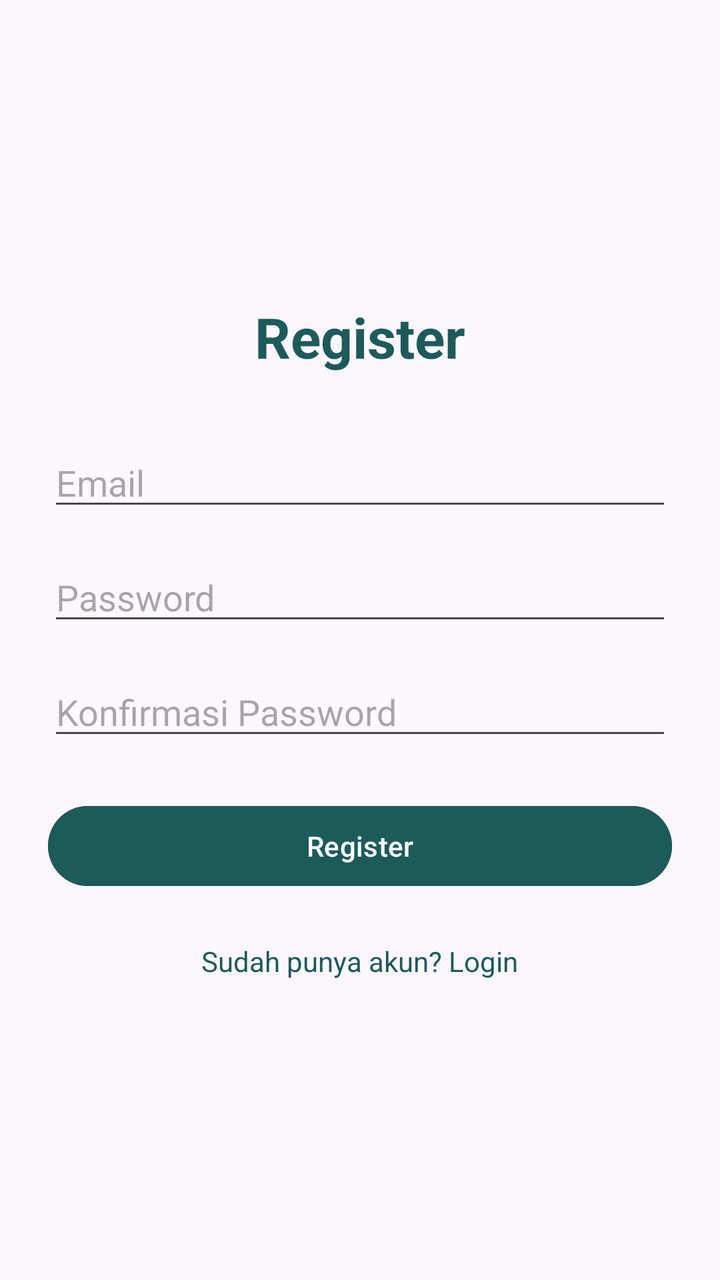
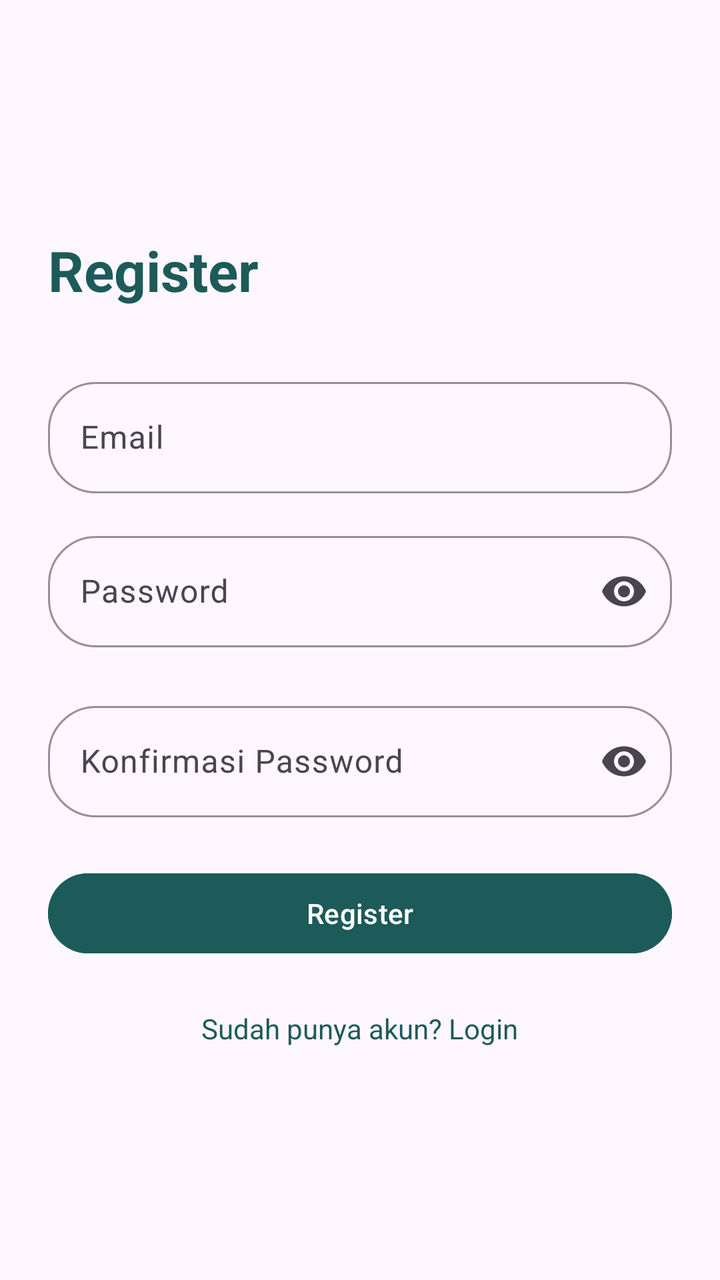

Compare the two renders of this Android layout. The source of the first and the diff that turns it into the second are given below.
<!-- AndroidManifest.xml: application theme Theme.kaktuan -->
<!-- res/layout/activity_register.xml -->
<?xml version="1.0" encoding="utf-8"?>
<LinearLayout
    xmlns:android="http://schemas.android.com/apk/res/android"
    android:layout_width="match_parent"
    android:layout_height="match_parent"
    android:orientation="vertical"
    android:gravity="center"
    android:padding="24dp">

    

    <TextView
        android:layout_width="wrap_content"
        android:layout_height="wrap_content"
        android:text="Register"
        android:textSize="28sp"
        android:textStyle="bold"
        android:textColor="#1d5a5a"
        android:layout_marginBottom="32dp"/>

    

    <EditText
        android:id="@+id/etEmail"
        android:layout_width="match_parent"
        android:layout_height="wrap_content"
        android:hint="Email"
        android:inputType="textEmailAddress"
        android:layout_marginBottom="16dp"/>

    

    <EditText
        android:id="@+id/etPassword"
        android:layout_width="match_parent"
        android:layout_height="wrap_content"
        android:hint="Password"
        android:inputType="textPassword"
        android:layout_marginBottom="16dp"/>

    

    <EditText
        android:id="@+id/etConfirmPassword"
        android:layout_width="match_parent"
        android:layout_height="wrap_content"
        android:hint="Konfirmasi Password"
        android:inputType="textPassword"
        android:layout_marginBottom="24dp"/>

    

    <Button
        android:id="@+id/btnRegister"
        android:layout_width="match_parent"
        android:layout_height="wrap_content"
        android:text="Register"
        android:backgroundTint="#1d5a5a"
        android:textColor="#FFFFFF"/>

    

    <TextView
        android:id="@+id/tvLogin"
        android:layout_width="wrap_content"
        android:layout_height="wrap_content"
        android:text="Sudah punya akun? Login"
        android:textColor="#1d5a5a"
        android:layout_marginTop="24dp"/>

</LinearLayout>
<!-- resources referenced by this layout -->
<resources>
  <style name="Theme.kaktuan" parent="Base.Theme.kaktuan" />
  <style name="Base.Theme.kaktuan" parent="Theme.Material3.DayNight.NoActionBar">
          
          
      </style>
</resources>

<!-- the commit's change to res/layout/activity_register.xml (unified diff, before → after) -->
@@ -1,6 +1,7 @@
 <?xml version="1.0" encoding="utf-8"?>
 <LinearLayout
     xmlns:android="http://schemas.android.com/apk/res/android"
+    xmlns:app="http://schemas.android.com/apk/res-auto"
     android:layout_width="match_parent"
     android:layout_height="match_parent"
     android:orientation="vertical"
@@ -16,37 +17,78 @@
         android:textSize="28sp"
         android:textStyle="bold"
         android:textColor="#1d5a5a"
+        android:layout_gravity="start"
+        android:textAlignment="viewStart"
         android:layout_marginBottom="32dp"/>
 
     
 
-    <EditText
-        android:id="@+id/etEmail"
+    <com.google.android.material.textfield.TextInputLayout
         android:layout_width="match_parent"
         android:layout_height="wrap_content"
-        android:hint="Email"
-        android:inputType="textEmailAddress"
-        android:layout_marginBottom="16dp"/>
+        android:layout_marginBottom="16dp"
+        style="@style/Widget.Material3.TextInputLayout.OutlinedBox"
+        app:boxCornerRadiusTopStart="24dp"
+        app:boxCornerRadiusTopEnd="24dp"
+        app:boxCornerRadiusBottomStart="24dp"
+        app:boxCornerRadiusBottomEnd="24dp"
+        app:boxStrokeColor="#1d5a5a"
+        app:hintTextColor="#1d5a5a">
+
+        <com.google.android.material.textfield.TextInputEditText
+            android:id="@+id/etEmail"
+            android:layout_width="match_parent"
+            android:layout_height="wrap_content"
+            android:hint="Email"
+            android:inputType="textEmailAddress"/>
+
+    </com.google.android.material.textfield.TextInputLayout>
 
     
 
-    <EditText
-        android:id="@+id/etPassword"
+    <com.google.android.material.textfield.TextInputLayout
         android:layout_width="match_parent"
         android:layout_height="wrap_content"
-        android:hint="Password"
-        android:inputType="textPassword"
-        android:layout_marginBottom="16dp"/>
+        android:layout_marginBottom="24dp"
+        style="@style/Widget.Material3.TextInputLayout.OutlinedBox"
+        app:boxCornerRadiusTopStart="24dp"
+        app:boxCornerRadiusTopEnd="24dp"
+        app:boxCornerRadiusBottomStart="24dp"
+        app:boxCornerRadiusBottomEnd="24dp"
+        app:boxStrokeColor="#1d5a5a"
+        app:hintTextColor="#1d5a5a"
+        app:endIconMode="password_toggle">
 
-    
+        <com.google.android.material.textfield.TextInputEditText
+            android:id="@+id/etPassword"
+            android:layout_width="match_parent"
+            android:layout_height="wrap_content"
+            android:hint="Password"
+            android:inputType="textPassword"/>
 
-    <EditText
-        android:id="@+id/etConfirmPassword"
+    </com.google.android.material.textfield.TextInputLayout>
+
+    <com.google.android.material.textfield.TextInputLayout
         android:layout_width="match_parent"
         android:layout_height="wrap_content"
-        android:hint="Konfirmasi Password"
-        android:inputType="textPassword"
-        android:layout_marginBottom="24dp"/>
+        android:layout_marginBottom="24dp"
+        style="@style/Widget.Material3.TextInputLayout.OutlinedBox"
+        app:boxCornerRadiusTopStart="24dp"
+        app:boxCornerRadiusTopEnd="24dp"
+        app:boxCornerRadiusBottomStart="24dp"
+        app:boxCornerRadiusBottomEnd="24dp"
+        app:boxStrokeColor="#1d5a5a"
+        app:hintTextColor="#1d5a5a"
+        app:endIconMode="password_toggle">
+
+        <com.google.android.material.textfield.TextInputEditText
+            android:id="@+id/etConfirmPassword"
+            android:layout_width="match_parent"
+            android:layout_height="wrap_content"
+            android:hint="Konfirmasi Password"
+            android:inputType="textPassword"/>
+
+    </com.google.android.material.textfield.TextInputLayout>
 
     
 
<!-- resource entries referenced after the edit -->
@@ -2,8 +2,13 @@
 <resources>
   <style name="Theme.kaktuan" parent="Base.Theme.kaktuan" />
   <style name="Base.Theme.kaktuan" parent="Theme.Material3.DayNight.NoActionBar">
-          
-          
+  
+          <item name="colorPrimary">#1D5A5A</item>
+          <item name="colorSecondary">#1D5A5A</item>
+          <item name="colorTertiary">#1D5A5A</item>
+  
+          <item name="android:statusBarColor">#1D5A5A</item>
+  
       </style>
 </resources>
 
